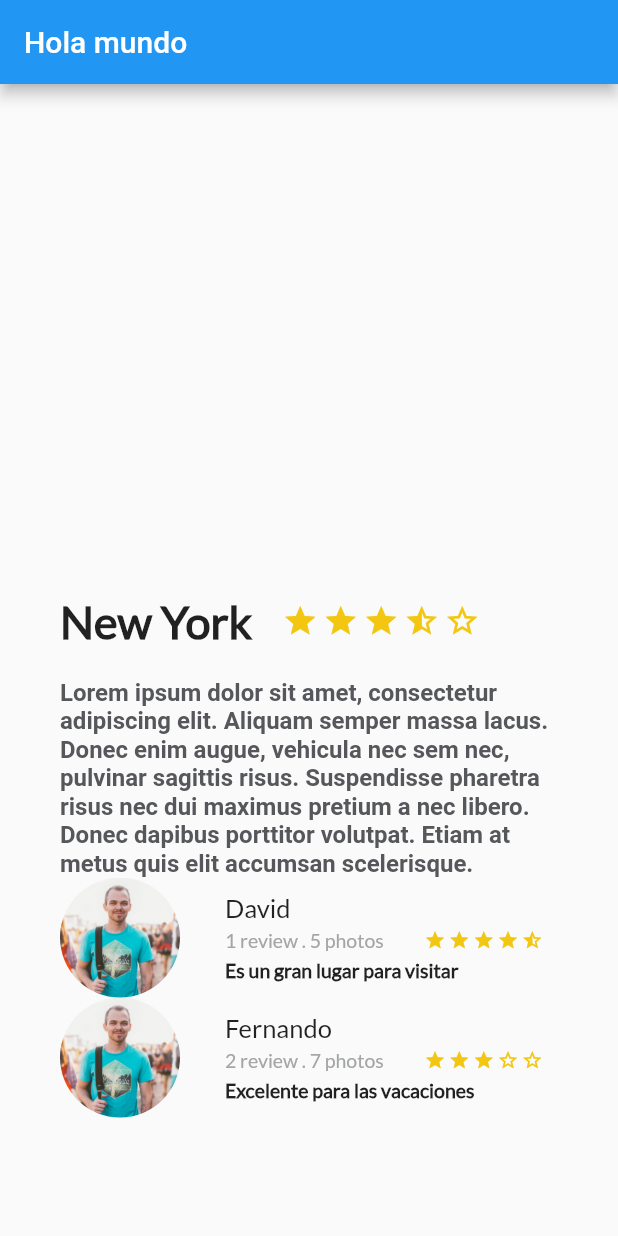
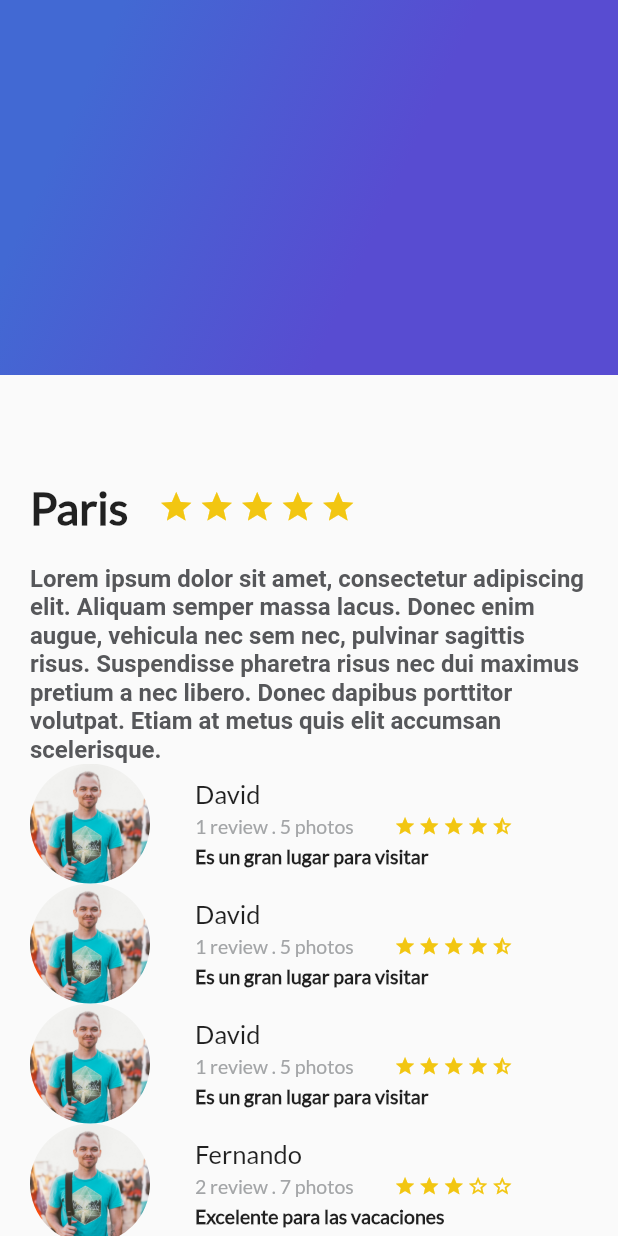
Before and after one commit to JuanNavaZamudio/pruebas-flutter, a Flutter app: the screen it shows after launch, on a phone screen of 412 x 824 dp. Run offline on Flutter 3.47's test engine with Material 2 defaults, Android fonts, the phone set to English and light mode, and no system bars.

```diff
--- a/proyecto_curso/lib/main.dart
+++ b/proyecto_curso/lib/main.dart
@@ -1,4 +1,5 @@
 import 'package:flutter/material.dart';
+import 'package:proyecto_curso/gradient_back.dart';
 import 'description_place.dart';
 
 void main() => runApp(new MyApp());
@@ -11,116 +12,33 @@ class MyApp extends StatelessWidget {
   @override
   Widget build(BuildContext context) {
     return new MaterialApp(
+      debugShowCheckedModeBanner: false,
       title: 'Flutter Demo',
       theme: new ThemeData(
-        // This is the theme of your application.
-        //
-        // Try running your application with "flutter run". You'll see the
-        // application has a blue toolbar. Then, without quitting the app, try
-        // changing the primarySwatch below to Colors.green and then invoke
-        // "hot reload" (press "r" in the console where you ran "flutter run",
-        // or press Run > Flutter Hot Reload in IntelliJ). Notice that the
-        // counter didn't reset back to zero; the application is not restarted.
         primarySwatch: Colors.blue,
       ),
       home: Scaffold(
-        appBar: AppBar(
-          title: Text("Hola mundo"),
-        ),
-        body: //Stack()
+        body: Stack(
+          children: <Widget>[
+            ListView(
+              children: <Widget>[
+                DescriptionPlace("Paris",5.0,text),
+              ],
+            ),
+            GradientBack()
+          ],
 
-        ListView(
+        )
+
+        /*ListView(
           shrinkWrap: true,
           padding: const EdgeInsets.all(20.0),
           children: <Widget>[
             DescriptionPlace("New York",3.5,text) ,
           ],
         )
+        */
       )
     );
   }
 }
-
-class MyHomePage extends StatefulWidget {
-  MyHomePage({Key key, this.title}) : super(key: key);
-
-  // This widget is the home page of your application. It is stateful, meaning
-  // that it has a State object (defined below) that contains fields that affect
-  // how it looks.
-
-  // This class is the configuration for the state. It holds the values (in this
-  // case the title) provided by the parent (in this case the App widget) and
-  // used by the build method of the State. Fields in a Widget subclass are
-  // always marked "final".
-
-  final String title;
-
-  @override
-  _MyHomePageState createState() => new _MyHomePageState();
-}
-
-class _MyHomePageState extends State<MyHomePage> {
-  int _counter = 0;
-
-  void _incrementCounter() {
-    setState(() {
-      // This call to setState tells the Flutter framework that something has
-      // changed in this State, which causes it to rerun the build method below
-      // so that the display can reflect the updated values. If we changed
-      // _counter without calling setState(), then the build method would not be
-      // called again, and so nothing would appear to happen.
-      _counter++;
-    });
-  }
-
-  @override
-  Widget build(BuildContext context) {
-    // This method is rerun every time setState is called, for instance as done
-    // by the _incrementCounter method above.
-    //
-    // The Flutter framework has been optimized to make rerunning build methods
-    // fast, so that you can just rebuild anything that needs updating rather
-    // than having to individually change instances of widgets.
-    return new Scaffold(
-      appBar: new AppBar(
-        // Here we take the value from the MyHomePage object that was created by
-        // the App.build method, and use it to set our appbar title.
-        title: new Text(widget.title),
-      ),
-      body: new Center(
-        // Center is a layout widget. It takes a single child and positions it
-        // in the middle of the parent.
-        child: new Column(
-          // Column is also layout widget. It takes a list of children and
-          // arranges them vertically. By default, it sizes itself to fit its
-          // children horizontally, and tries to be as tall as its parent.
-          //
-          // Invoke "debug paint" (press "p" in the console where you ran
-          // "flutter run", or select "Toggle Debug Paint" from the Flutter tool
-          // window in IntelliJ) to see the wireframe for each widget.
-          //
-          // Column has various properties to control how it sizes itself and
-          // how it positions its children. Here we use mainAxisAlignment to
-          // center the children vertically; the main axis here is the vertical
-          // axis because Columns are vertical (the cross axis would be
-          // horizontal).
-          mainAxisAlignment: MainAxisAlignment.center,
-          children: <Widget>[
-            new Text(
-              'You have pushed the button this many times:',
-            ),
-            new Text(
-              '$_counter',
-              style: Theme.of(context).textTheme.display1,
-            ),
-          ],
-        ),
-      ),
-      floatingActionButton: new FloatingActionButton(
-        onPressed: _incrementCounter,
-        tooltip: 'Increment',
-        child: new Icon(Icons.add),
-      ), // This trailing comma makes auto-formatting nicer for build methods.
-    );
-  }
-}
--- a/proyecto_curso/lib/review_list.dart
+++ b/proyecto_curso/lib/review_list.dart
@@ -16,6 +16,20 @@ class ReviewList extends StatelessWidget{
         ),
         Review(
             "assets/img/people.jpg",
+            "David",
+            "1 review . 5 photos",
+            "Es un gran lugar para visitar",
+            4.5
+        ),
+        Review(
+            "assets/img/people.jpg",
+            "David",
+            "1 review . 5 photos",
+            "Es un gran lugar para visitar",
+            4.5
+        ),
+        Review(
+            "assets/img/people.jpg",
             "Fernando",
             "2 review . 7 photos",
             "Excelente para las vacaciones",
```
